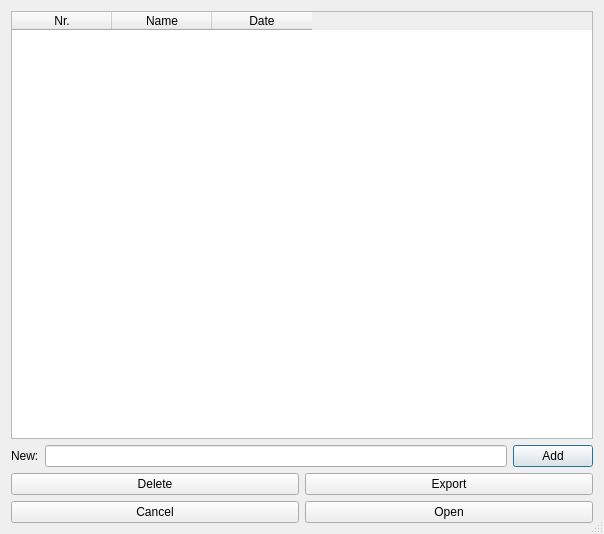
Before: the Qt Designer form dialogmanagement.ui in Bratski/MP3PlayerWifi, drawn with Qt 5.
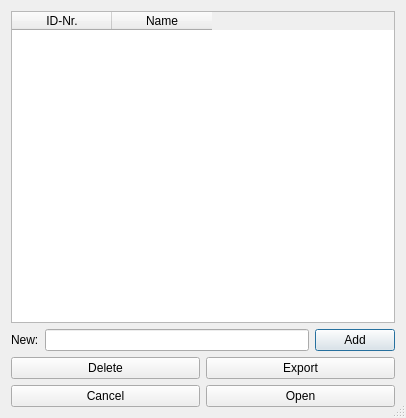
After: the same form once the commit is applied. Icons and pictures are not drawn.

```diff
--- a/dialogmanagement.ui
+++ b/dialogmanagement.ui
@@ -6,8 +6,8 @@
    <rect>
     <x>0</x>
     <y>0</y>
-    <width>604</width>
-    <height>534</height>
+    <width>406</width>
+    <height>418</height>
    </rect>
   </property>
   <property name="windowTitle">
@@ -21,7 +21,7 @@
     <widget class="QTableWidget" name="tableWidgetPlaylists">
      <column>
       <property name="text">
-       <string>Nr.</string>
+       <string>ID-Nr.</string>
       </property>
      </column>
      <column>
@@ -29,11 +29,6 @@
        <string>Name</string>
       </property>
      </column>
-     <column>
-      <property name="text">
-       <string>Date</string>
-      </property>
-     </column>
     </widget>
    </item>
    <item row="1" column="0">
```
